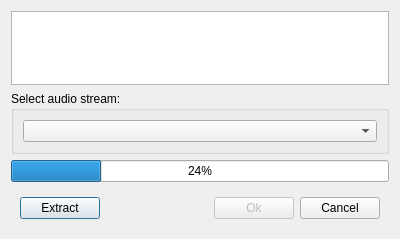
The window that extractwavdialog.ui (Franciman/iSubIt) describes before a commit, drawn with Qt 5.
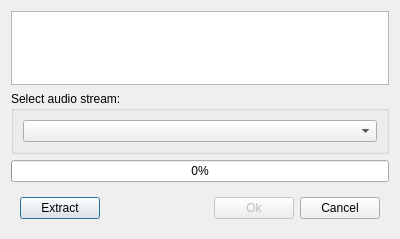
The same window after the commit.

Commit message: Modified start value of progress bar

```diff
--- a/extractwavdialog.ui
+++ b/extractwavdialog.ui
@@ -34,7 +34,7 @@
      <item>
       <widget class="QProgressBar" name="progressBar">
        <property name="value">
-        <number>24</number>
+        <number>0</number>
        </property>
       </widget>
      </item>
```
